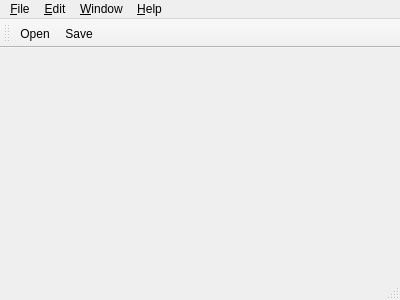
glls/qt4mp, file mainwindow.ui: the form before one commit.
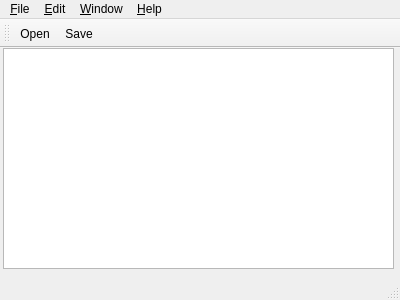
The form after the commit. Icons and pictures are not drawn.

Diff of the .ui file:
```diff
--- a/mainwindow.ui
+++ b/mainwindow.ui
@@ -13,7 +13,18 @@
   <property name="windowTitle">
    <string>MainWindow</string>
   </property>
-  <widget class="QWidget" name="centralWidget"/>
+  <widget class="QWidget" name="centralWidget">
+   <widget class="QPlainTextEdit" name="plainTextEdit">
+    <property name="geometry">
+     <rect>
+      <x>3</x>
+      <y>0</y>
+      <width>391</width>
+      <height>221</height>
+     </rect>
+    </property>
+   </widget>
+  </widget>
   <widget class="QMenuBar" name="menuBar">
    <property name="geometry">
     <rect>
```
Left out of the diff: 16 changed lines with no effect on the pictures.
